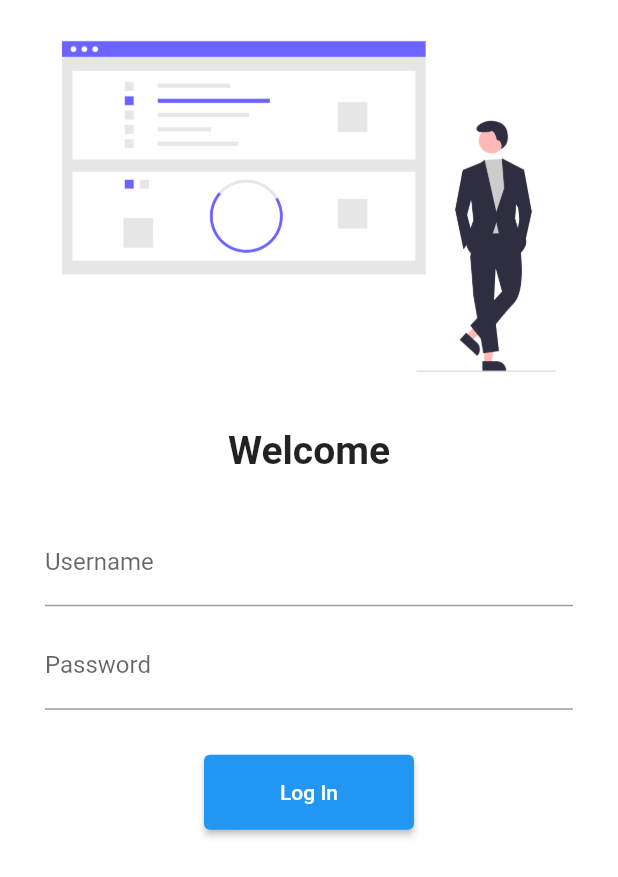
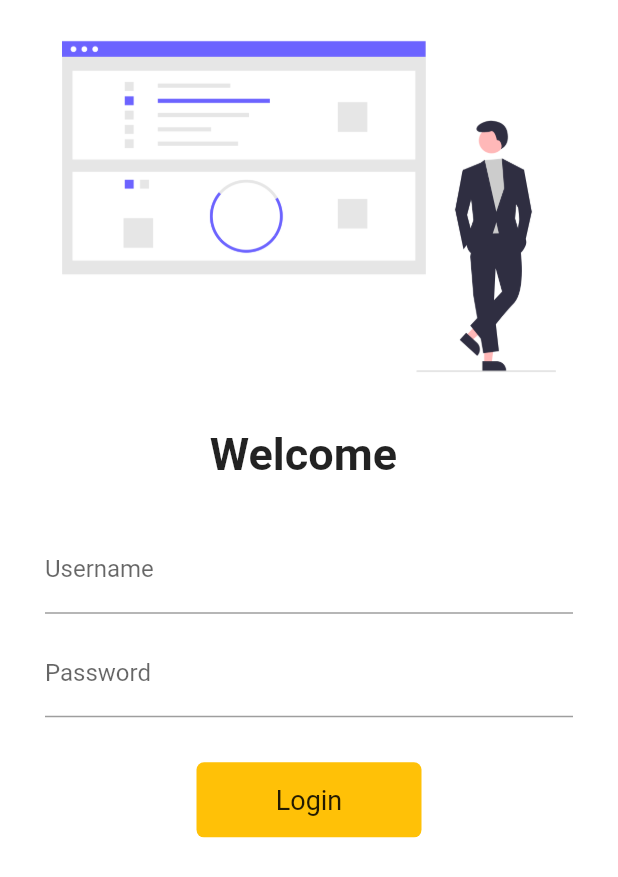
Before and after one commit to sswaraj76/30dayslerning, a Flutter app: the screen it shows after launch, on a phone screen of 412 x 824 dp. Shown: the top 877 px of the screen. Run offline on Flutter 3.47's test engine with Material 2 defaults, Android fonts, the light colour scheme and no system bars; our stand-ins replace google_fonts.

Commit message:
Day-3 complete

```diff
--- a/lib/pages/login.dart
+++ b/lib/pages/login.dart
@@ -1,8 +1,16 @@
+//import 'package:codepur/widget/loginbutton.dart';
 import 'package:flutter/material.dart';
 
 import '../utilites/routesnames.dart';
 
-class LogIn extends StatelessWidget {
+class LogIn extends StatefulWidget {
+  @override
+  _LogInState createState() => _LogInState();
+}
+
+class _LogInState extends State<LogIn> {
+  String name = "";
+  bool changeButton = false;
   @override
   Widget build(BuildContext context) {
     return Material(
@@ -17,9 +25,9 @@ class LogIn extends StatelessWidget {
               height: 10,
             ),
             Text(
-              'Welcome',
+              'Welcome $name',
               style: TextStyle(
-                fontSize: 26,
+                fontSize: 30,
                 fontWeight: FontWeight.bold,
               ),
             ),
@@ -34,6 +42,10 @@ class LogIn extends StatelessWidget {
                   TextFormField(
                     decoration: InputDecoration(
                         labelText: 'Username', hintText: 'Enter Username'),
+                    onChanged: (value) {
+                      name = value;
+                      setState(() {});
+                    },
                   ),
                   SizedBox(
                     height: 10,
@@ -48,15 +60,43 @@ class LogIn extends StatelessWidget {
                   SizedBox(
                     height: 30,
                   ),
-                  ElevatedButton(
-                    onPressed: () {
+                  InkWell(
+                    onTap: () async {
+                      setState(() {
+                        changeButton = true;
+                      });
+                      await Future.delayed(Duration(seconds: 1));
                       Navigator.pushNamed(context, MyRoutesName.home);
                     },
-                    child: Text(
-                      'Log In',
+                    child: AnimatedContainer(
+                      duration: Duration(milliseconds: 100),
+                      height: 50,
+                      width: changeButton ? 50 : 150,
+                      alignment: Alignment.center,
+                      child: changeButton
+                          ? Icon(Icons.done)
+                          : Text(
+                              'Login',
+                              style: TextStyle(
+                                  color: Colors.black87, fontSize: 18),
+                            ),
+                      decoration: BoxDecoration(
+                        borderRadius:
+                            BorderRadius.circular(changeButton ? 50 : 5),
+                        color: Theme.of(context).accentColor,
+                      ),
                     ),
-                    style: TextButton.styleFrom(minimumSize: Size(140, 50)),
                   )
+
+                  // ElevatedButton(
+                  //   onPressed: () {
+                  //
+                  //   },
+                  //   child: Text(
+                  //     'Log In',
+                  //   ),
+                  //   style: TextButton.styleFrom(minimumSize: Size(140, 50)),
+                  // )
                 ],
               ),
             )
--- /dev/null
+++ b/lib/widget/loginbutton.dart
@@ -0,0 +1,11 @@
+import 'package:flutter/material.dart';
+
+//import '../utilites/routesnames.dart';
+
+class LoginButton extends StatelessWidget {
+//class _LoginButtonState extends State<LoginButton> {
+  @override
+  Widget build(BuildContext context) {
+    return Container();
+  }
+}
```
